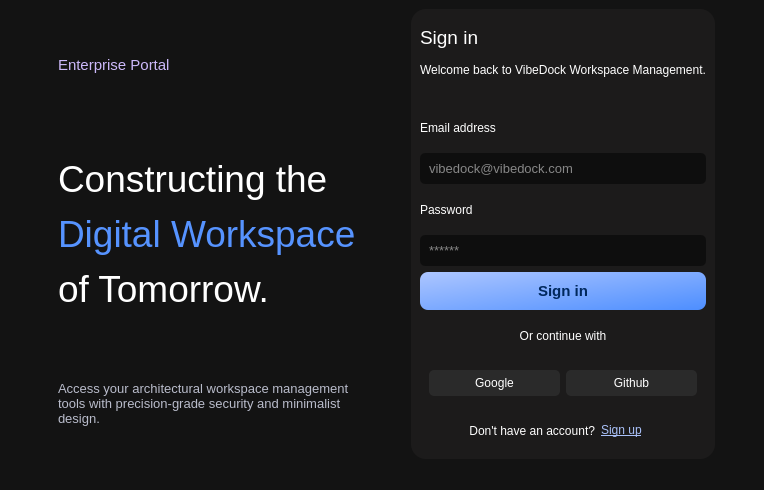
Qt form signin.ui (2012hhh2012/final-app-project) before a commit.
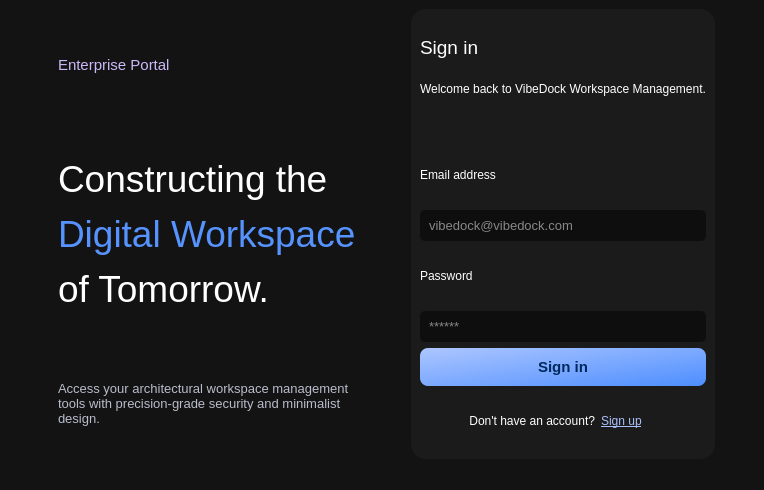
The same form after that commit.

Diff of the .ui file:
```diff
--- a/signin.ui
+++ b/signin.ui
@@ -288,51 +288,6 @@
          </property>
         </widget>
        </item>
-       <item>
-        <widget class="QLabel" name="label_7">
-         <property name="styleSheet">
-          <string notr="true">color: white;</string>
-         </property>
-         <property name="text">
-          <string>Or continue with</string>
-         </property>
-         <property name="alignment">
-          <set>Qt::AlignCenter</set>
-         </property>
-        </widget>
-       </item>
-       <item>
-        <widget class="QWidget" name="widget_2" native="true">
-         <layout class="QHBoxLayout" name="horizontalLayout">
-          <item>
-           <widget class="QPushButton" name="btnGoogle">
-            <property name="styleSheet">
-             <string notr="true">background-color: #2a2a2a;
-color: white;
-border-radius: 5;
-padding: 6;</string>
-            </property>
-            <property name="text">
-             <string>Google</string>
-            </property>
-           </widget>
-          </item>
-          <item>
-           <widget class="QPushButton" name="btnGithub">
-            <property name="styleSheet">
-             <string notr="true">background-color: #2a2a2a;
-color: white;
-border-radius: 5;
-padding: 6;</string>
-            </property>
-            <property name="text">
-             <string>Github</string>
-            </property>
-           </widget>
-          </item>
-         </layout>
-        </widget>
-       </item>
        <item>
         <widget class="QWidget" name="widget_3" native="true">
          <layout class="QHBoxLayout" name="horizontalLayout_2">
```
